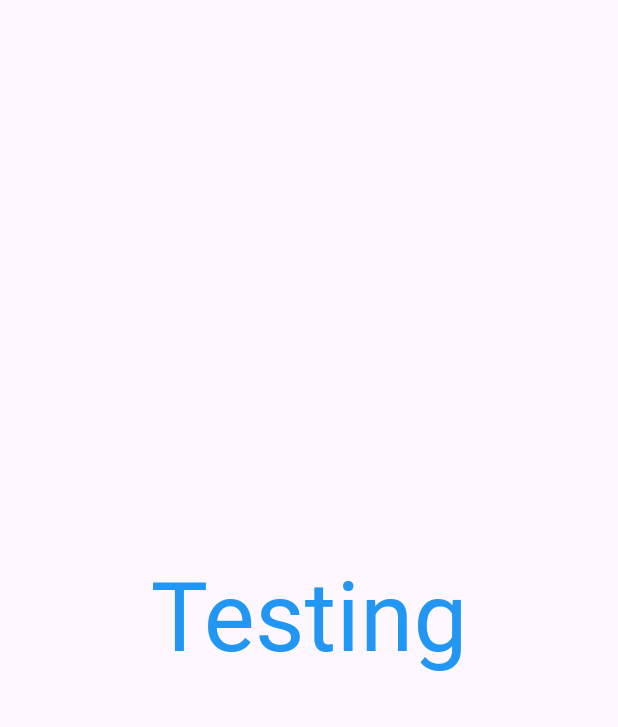
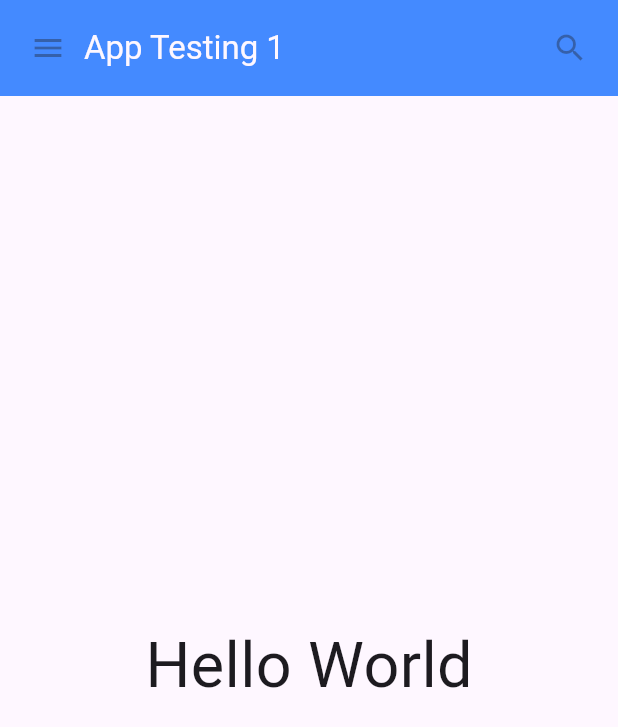
Before and after one commit to ihsanunot/dart_lang_Scratch, a Flutter app: the screen it shows after launch, on a phone screen of 412 x 824 dp. Shown: the top 727 px of the screen. Run offline on Flutter 3.47's test engine with Material 2 defaults, Android fonts, the light colour scheme and no system bars.

Commit message:
bikin icon nav sederhana

```diff
--- a/lib/main.dart
+++ b/lib/main.dart
@@ -15,26 +15,66 @@ class MyApp extends StatelessWidget {
         colorScheme: ColorScheme.fromSeed(seedColor: Colors.deepPurple),
         useMaterial3: true,
       ),
-      home: const TestDepanDasar(),
+      home: SafeArea(child: MyScaffold()),
     );
   }
 }
 
 class TestDepanDasar extends StatelessWidget {
-  const TestDepanDasar({Key? key}) : super(key: key);
+  const TestDepanDasar({Key? key, required this.title}) : super(key: key);
+
+  final Widget title;
 
   @override
   Widget build(BuildContext context) {
-    return Scaffold(
-      body: Center(
-        child: Text(
-          'Testing',
-          style: TextStyle(
-            color: Colors.blue,
-            fontSize: 64,
+    return Container(
+      height: 64,
+      padding: EdgeInsets.symmetric(horizontal: 8.0),
+      decoration: BoxDecoration(color: Colors.blueAccent),
+      child: Row(
+        children: <Widget>[
+          IconButton(
+            icon: Icon(Icons.menu),
+            onPressed: null,
           ),
-        ),
+          // Expanded expands its child
+          // to fill the available space.
+          Expanded(child: title),
+          IconButton(
+            icon: Icon(Icons.search),
+            onPressed: null,
+          )
+        ],
       ),
     );
   }
 }
+
+class MyScaffold extends StatelessWidget {
+  const MyScaffold({super.key});
+  @override
+  Widget build(BuildContext context) {
+    return Material(
+      child: Column(
+        children: [
+          // Testing ganti MyAppBar
+          TestDepanDasar(
+            title: Text(
+              'App Testing 1',
+              style: Theme.of(context).primaryTextTheme.titleLarge,
+            ),
+          ),
+          Expanded(
+              child: Center(
+            child: Text(
+              'Hello World',
+              style: TextStyle(
+                fontSize: 42,
+              ),
+            ),
+          ))
+        ],
+      ),
+    );
+  }
+}
```
Also changed, not shown: 1 other file.
